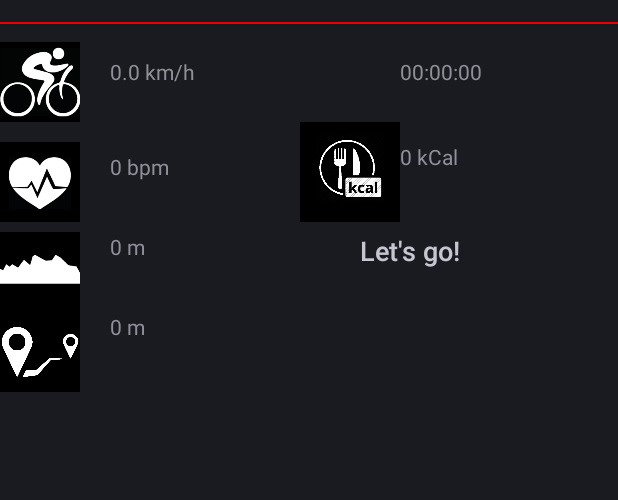
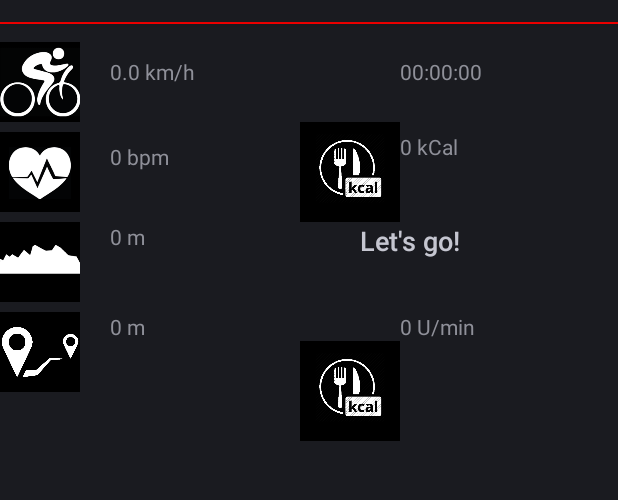
Before and after one commit to jandob/fitHUD, an Android app: the SummaryView screen opened directly, with no data from a screen before it, on a phone screen of 412 x 824 dp, the part 62-562 px from its top. Run offline under Robolectric (Android 15) with nearby library versions, the phone set to English and light mode, and no system bars; libraries missing offline, so code that uses them is left out: com.google.android.glass; 1 statement that could not run was skipped.

Commit message:
Last fixes

```diff
--- a/glass/src/main/java/de/fithud/fithud/Achievements.java
+++ b/glass/src/main/java/de/fithud/fithud/Achievements.java
@@ -158,10 +158,10 @@ public class Achievements extends Activity implements MessengerClient {
     }
 
     private void changeCadenceCard() {
-        mCards.get(3).setText("Cadence Record: " + GuideService.cadenceRecord + " bpm");
+        mCards.get(3).setText("Cadence Record: " + GuideService.cadenceRecord + " rpm");
         mCards.get(3).setTimestamp("Level " + GuideService.cadenceLevelIndex + " / " + GuideService.cadenceAchievementLevels.length + " reached.");
         if(GuideService.cadenceLevelIndex+2 <= GuideService.cadenceAchievementLevels.length) {
-            mCards.get(3).setFootnote("Next level: " + GuideService.cadenceAchievementLevels[GuideService.cadenceLevelIndex+1] + " bpm");
+            mCards.get(3).setFootnote("Next level: " + GuideService.cadenceAchievementLevels[GuideService.cadenceLevelIndex+1] + " rpm");
         } else {
             mCards.get(3).setFootnote("All levels completed");
         }
--- a/glass/src/main/java/de/fithud/fithud/SummaryView.java
+++ b/glass/src/main/java/de/fithud/fithud/SummaryView.java
@@ -54,6 +54,7 @@ public class SummaryView extends Activity implements MessengerClient {
     private TextView distanceText = null;
     private TextView timeText = null;
     private TextView caloriesText = null;
+    private TextView cadenceText = null;
 
     private String TAG = SummaryView.class.getSimpleName();
     int heartRate = 0;
@@ -75,9 +76,14 @@ public class SummaryView extends Activity implements MessengerClient {
                 heartRate = (int) msg.getData().getFloat("value");
                 liveCardHeartText.setText(heartRate + " bpm");
                 break;
+            case FHSensorManager.Messages.HEIGTH_MESSAGE:
+                height = (int) msg.getData().getFloat("value");
+                liveCardHeightText.setText(height + " m");
+                break;
+
             case FHSensorManager.Messages.CADENCE_MESSAGE:
                 cadence = (int) msg.getData().getFloat("value");
-                liveCardHeightText.setText(cadence + " U/min");
+                cadenceText.setText(cadence + " U/min");
                 break;
             case FHSensorManager.Messages.SPEED_MESSAGE:
                 speed = msg.getData().getFloat("value");
@@ -102,6 +108,7 @@ public class SummaryView extends Activity implements MessengerClient {
                 calories = (int) msg.getData().getFloat("value");
                 caloriesText.setText(calories + " kJ");
                 break;
+
         }
     }
 
@@ -137,6 +144,7 @@ public class SummaryView extends Activity implements MessengerClient {
         distanceText = (TextView) findViewById(R.id.distanceText);
         timeText = (TextView) findViewById(R.id.timeText);
         caloriesText = (TextView) findViewById(R.id.caloriesText);
+        cadenceText = (TextView) findViewById(R.id.cadenceText);
 
         if(WorkoutMenu.workoutActive) {
             liveCardStatus.setBackgroundColor(Color.GREEN);
--- a/glass/src/main/res/layout/fithud.xml
+++ b/glass/src/main/res/layout/fithud.xml
@@ -37,7 +37,7 @@
             android:id="@+id/liveCardHeart"
             android:layout_width="80px"
             android:layout_height="80px"
-            android:layout_marginTop="120px"
+            android:layout_marginTop="110px"
             android:layout_marginLeft="0px"
             android:src="@drawable/heart"/>
 
@@ -45,7 +45,7 @@
             android:id="@+id/liveCardHeartText"
             android:layout_width="250px"
             android:layout_height="wrap_content"
-            android:layout_marginTop="130px"
+            android:layout_marginTop="120px"
             android:layout_marginLeft="110px"
             android:text="0 bpm"/>
 
@@ -53,7 +53,7 @@
             android:id="@+id/liveCardHeight"
             android:layout_width="80px"
             android:layout_height="80px"
-            android:layout_marginTop="210px"
+            android:layout_marginTop="200px"
             android:layout_marginLeft="0px"
             android:src="@drawable/height"/>
 
@@ -61,7 +61,7 @@
             android:id="@+id/liveCardHeightText"
             android:layout_width="250px"
             android:layout_height="wrap_content"
-            android:layout_marginTop="210px"
+            android:layout_marginTop="200px"
             android:layout_marginLeft="110px"
             android:text="0 m"/>
 
@@ -115,7 +115,24 @@
             android:layout_marginLeft="300px"
             android:src="@drawable/calories_bw"
             android:layout_below="@+id/liveCardBike" />
-            <!--android:layout_alignEnd="@+id/liveCardHeartText" /> -->
+
+        <TextView
+            android:id="@+id/cadenceText"
+            android:layout_width="wrap_content"
+            android:layout_height="wrap_content"
+            android:layout_marginLeft="400px"
+            android:text="0 U/min"
+            android:layout_alignTop="@+id/distanceText" />
+
+        <ImageView
+            android:id="@+id/cadenceImage"
+            android:layout_width="100px"
+            android:layout_height="100px"
+            android:layout_marginLeft="300px"
+            android:src="@drawable/calories_bw"
+            android:layout_below="@+id/distanceText" />
+
+
 
     </RelativeLayout>
 
```
Also changed, not shown: fithudlib/src/main/java/de/fithud/fithudlib/FHSensorManager.java (+31 -5 lines), fithudlib/src/main/java/de/fithud/fithudlib/GuideService.java (+6 -25 lines), glass/src/main/java/de/fithud/fithud/ShowPlots.java (+5 -5 lines).
